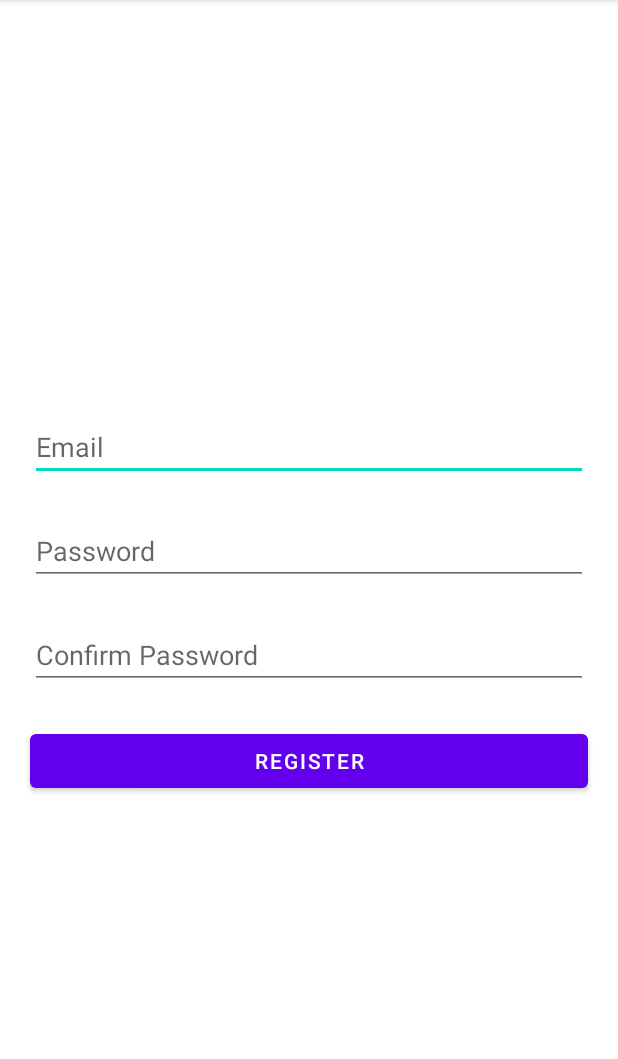
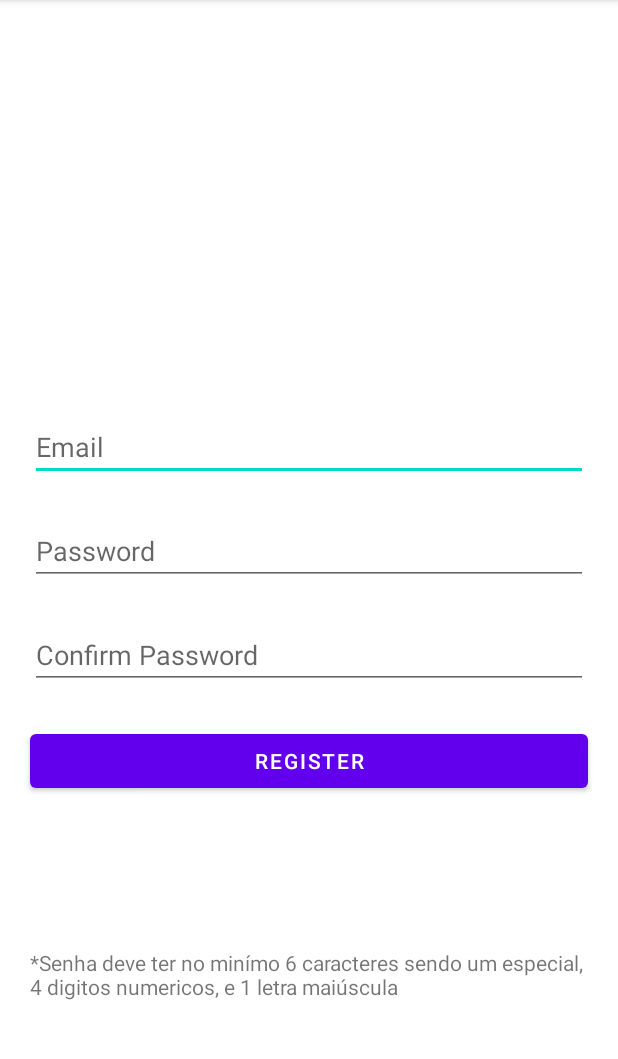
Before and after one commit to GiovanniTF/FMU-Atividade, an Android app: the screen it shows after launch (RegisterActivity), on a phone screen of 412 x 824 dp, the part 84-1143 px from its top. Run offline under Robolectric (Android 15) with nearby library versions, the phone set to English and light mode, and no system bars; our stand-ins replace Firebase (no records; nobody signed in at launch, a user with empty details on screens opened directly).

Commit message:
Adiciona Regex valida senha

```diff
--- a/app/src/main/java/com/br/shoppinglist/RegisterActivity.java
+++ b/app/src/main/java/com/br/shoppinglist/RegisterActivity.java
@@ -27,6 +27,11 @@ public class RegisterActivity extends AppCompatActivity {
 
     public static final Pattern VALID_EMAIL_ADDRESS_REGEX =
             Pattern.compile("^[A-Z0-9._%+-]+@[A-Z0-9.-]+\\.[A-Z]{2,6}$", Pattern.CASE_INSENSITIVE);
+
+    private static final String PASSWORD_PATTERN =
+            "^(?=.*[0-9])(?=.*[a-z])(?=.*[A-Z])(?=.*[!@#&()–[{}]:;',?/*~$^+=<>]).{6,20}$";
+
+    private static final Pattern pattern = Pattern.compile(PASSWORD_PATTERN);
 
     private FirebaseAuth user = FirebaseAuth.getInstance();
 
@@ -70,8 +75,14 @@ public class RegisterActivity extends AppCompatActivity {
         return matcher.find();
     }
 
+    public static boolean isValidPassword(final String password) {
+        Matcher matcher = pattern.matcher(password);
+        return matcher.matches();
+    }
+
     public boolean validatePassword() {
-        if (password.getText().toString().equals(confirmPassword.getText().toString())) {
+        if (password.getText().toString().equals(confirmPassword.getText().toString())
+        && isValidPassword(password.getText().toString())) {
             return true;
         } else {
             return false;
--- a/app/src/main/res/layout/activity_register.xml
+++ b/app/src/main/res/layout/activity_register.xml
@@ -64,4 +64,16 @@
         app:layout_constraintStart_toStartOf="parent"
         app:layout_constraintTop_toBottomOf="@+id/confirmPassword" />
 
+    <TextView
+        android:id="@+id/passwordRequirements"
+        android:layout_width="match_parent"
+        android:layout_height="wrap_content"
+        android:layout_marginStart="20dp"
+        android:layout_marginEnd="20dp"
+        android:text="@string/password_requirements"
+        app:layout_constraintBottom_toBottomOf="parent"
+        app:layout_constraintEnd_toEndOf="parent"
+        app:layout_constraintStart_toStartOf="parent"
+        app:layout_constraintTop_toBottomOf="@+id/register" />
+
 </androidx.constraintlayout.widget.ConstraintLayout>
--- a/app/src/main/res/values/strings.xml
+++ b/app/src/main/res/values/strings.xml
@@ -24,5 +24,6 @@
     <string name="errorPasswordValidation">Password Invalid</string>
     <string name="errorEmailValidation">Email Invalid</string>
     <string name="confirm_password">Confirm Password</string>
+    <string name="password_requirements">*Senha deve ter no minímo 6 caracteres sendo um especial, 4 digitos numericos, e 1 letra maiúscula</string>
 
 </resources>
```
